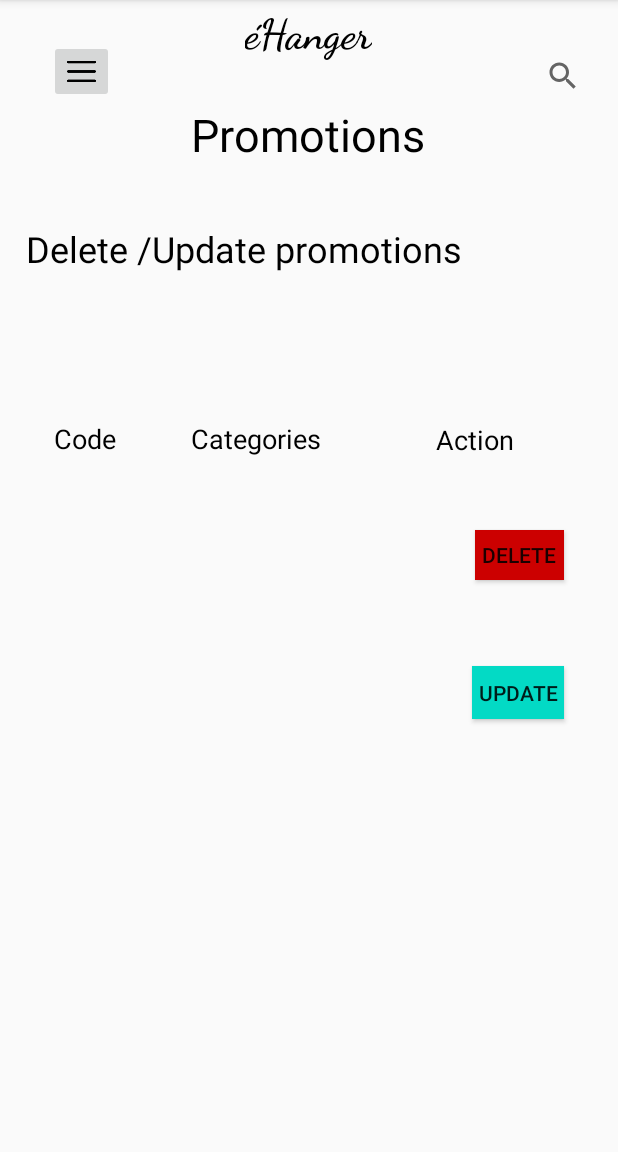
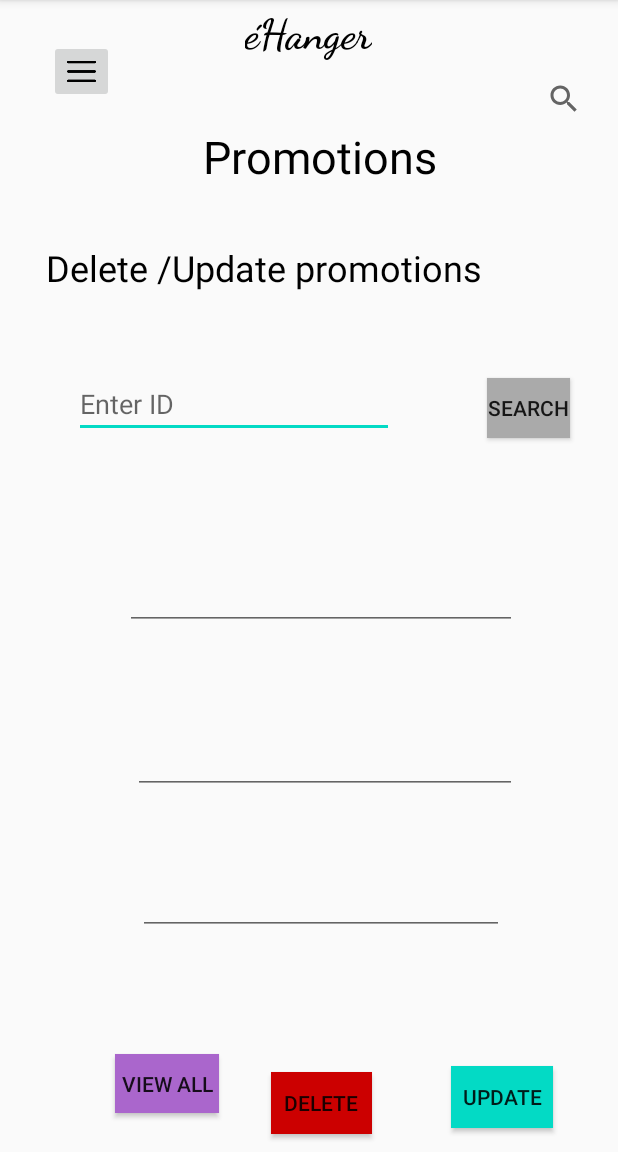
Before and after one commit to AzfaMariyam/MADMiniProject, an Android app: the deletePromo screen opened directly, with no data from a screen before it, on a phone screen of 412 x 824 dp, the part 84-1236 px from its top. Run offline under Robolectric (Android 15) with nearby library versions, the phone set to English and light mode, and no system bars.

Commit message:
changes in promotions

```diff
--- a/app/src/main/java/com/example/madminiproject/MainActivity.java
+++ b/app/src/main/java/com/example/madminiproject/MainActivity.java
@@ -29,7 +29,8 @@ public class MainActivity extends AppCompatActivity {
     public void openItemDisplay(){
 
        // Intent i1 = new Intent(this,itemDisplay.class);
-        Intent i1 = new Intent(this, ShippingDetails.class);
+        Intent i1;
+        i1 = new Intent(this, ShippingDetails.class);
         startActivity(i1);
     }
 
--- a/app/src/main/java/com/example/madminiproject/deletePromo.java
+++ b/app/src/main/java/com/example/madminiproject/deletePromo.java
@@ -1,14 +1,144 @@
 package com.example.madminiproject;
 
+import androidx.appcompat.app.AlertDialog;
 import androidx.appcompat.app.AppCompatActivity;
 
+import android.content.Intent;
+import android.database.Cursor;
 import android.os.Bundle;
+import android.view.View;
+import android.widget.Button;
+import android.widget.EditText;
+import android.widget.Toast;
+
+import java.util.List;
 
 public class deletePromo extends AppCompatActivity {
 
+    PromoDBHelper mydb;
+    EditText e4,e5,e7,e6;
+    Button DelData,viewall,UpdData,findId;
     @Override
     protected void onCreate(Bundle savedInstanceState) {
         super.onCreate(savedInstanceState);
         setContentView(R.layout.activity_delete_promo);
+
+        viewall = findViewById(R.id.viewall2);
+
+        mydb = new PromoDBHelper(this);
+
+        e4 = findViewById(R.id.promodep2);
+        e5 = findViewById(R.id.cat3);
+        e7 = findViewById(R.id.promocode2);
+        e6 = findViewById(R.id.findid);
+        DelData = findViewById(R.id.deletepromo);
+        UpdData = findViewById(R.id.updatepromo);
+        findId = findViewById(R.id.btnid);
+        alldata();
+
+        //find data by id
+
+        findId.setOnClickListener(new View.OnClickListener() {
+            @Override
+            public void onClick(View v) {
+
+
+                PromoDBHelper pbhelper = new PromoDBHelper(getApplicationContext());
+                List promocode = pbhelper.readAllInfo(e6.getText().toString());
+
+                if (promocode.isEmpty()) {
+                    Toast.makeText(getApplicationContext(), "No Promotions added", Toast.LENGTH_SHORT).show();
+                    e6.setText(null);
+                } else {
+
+                    Toast.makeText(getApplicationContext(), "promotion found" + promocode.get(0).toString(), Toast.LENGTH_SHORT).show();
+                    e6.setText(promocode.get(0).toString());
+                    e4.setText(promocode.get(1).toString());
+                    e5.setText(promocode.get(2).toString());
+                    e7.setText(promocode.get(3).toString());
+
+
+                }
+            }
+        });
+
+
+        //Update data
+
+        UpdData.setOnClickListener(new View.OnClickListener() {
+            @Override
+            public void onClick(View v) {
+
+                PromoDBHelper pbhelper = new PromoDBHelper(getApplicationContext());
+                Boolean status = pbhelper.updateInfo(e6.getText().toString(), e4.getText().toString(), e5.getText().toString(), e7.getText().toString());
+                if (status) {
+                    Toast.makeText(getApplicationContext(), "Promotion details Details Updated", Toast.LENGTH_SHORT).show();
+                    Intent i = new Intent(getApplicationContext(), AddPromo.class);
+                    startActivity(i);
+                } else {
+                    Toast.makeText(getApplicationContext(), "Promotion details Update Failed", Toast.LENGTH_SHORT).show();
+                }
+
+
+            }
+        });
+
+        DelData.setOnClickListener(new View.OnClickListener() {
+            @Override
+            public void onClick(View v) {
+
+                PromoDBHelper pbhelper = new PromoDBHelper(getApplicationContext());
+                Boolean status = pbhelper.deleteInfo(e6.getText().toString());
+
+                if (status){
+                Toast.makeText(getApplicationContext(), "Promotion Details Deleted", Toast.LENGTH_SHORT).show();
+                Intent i = new Intent(getApplicationContext(), AddPromo.class);
+                startActivity(i);}
+
+                else{
+                    Toast.makeText(getApplicationContext(), "Promotion details Delete Failed", Toast.LENGTH_SHORT).show();
+                }
+
+                e6.setText(null);
+                e4.setText(null);
+                e5.setText(null);
+                e7.setText(null);
+
+            }
+        });
     }
-}
+       public void alldata(){
+
+           viewall.setOnClickListener(new View.OnClickListener() {
+               @Override
+               public void onClick(View v) {
+
+                   Cursor res = mydb.getAllData();
+                   if(res.getCount()==0){
+                       ShowMessage("Error!!","Nothing Found!!");
+                       return;
+                   }
+
+                   StringBuffer buffer = new StringBuffer();
+                   while(res.moveToNext()){
+                       buffer.append("Id :"+ res.getString(0 )+ "\n" );
+                       buffer.append("Promotion:"+ res.getString(1 )+ "\n" );
+                       buffer.append("Category :"+ res.getString(2 )+ "\n" );
+                       buffer.append("Promo Code:"+ res.getString(3 )+ "\n\n" );
+
+                   }
+                   ShowMessage("Promotion Details",buffer.toString());
+               }
+                                      }
+           );
+       }
+
+    public  void ShowMessage(String title,String Message){
+        AlertDialog.Builder builder = new AlertDialog.Builder(this);
+        builder.setCancelable(true);
+        builder.setTitle(title);
+        builder.setMessage(Message);
+        builder.show();
+    }
+
+               }
--- a/app/src/main/res/layout/activity_delete_promo.xml
+++ b/app/src/main/res/layout/activity_delete_promo.xml
@@ -29,9 +29,122 @@
     <androidx.constraintlayout.widget.ConstraintLayout
         android:layout_width="match_parent"
         android:layout_height="match_parent"
-        tools:context=".deletePromo"
-        tools:layout_editor_absoluteX="-26dp"
-        tools:layout_editor_absoluteY="80dp">
+        android:layout_marginStart="16dp"
+        android:layout_marginLeft="16dp"
+        android:layout_marginTop="16dp"
+        app:layout_constraintStart_toStartOf="parent"
+        app:layout_constraintTop_toTopOf="parent"
+        tools:context=".deletePromo">
+
+        <Button
+            android:id="@+id/deletepromo"
+            android:layout_width="67dp"
+            android:layout_height="41dp"
+            android:layout_marginBottom="12dp"
+            android:background="@android:color/holo_red_dark"
+            android:text="@string/deletepromo2"
+            app:layout_constraintBottom_toBottomOf="parent"
+            app:layout_constraintEnd_toEndOf="parent"
+            app:layout_constraintStart_toStartOf="parent" />
+
+        <Button
+            android:id="@+id/updatepromo"
+            android:layout_width="68dp"
+            android:layout_height="41dp"
+            android:layout_marginBottom="16dp"
+            android:background="@color/colorAccent"
+            android:text="@string/updatepromo"
+            app:layout_constraintBottom_toBottomOf="parent"
+            app:layout_constraintEnd_toEndOf="parent"
+            app:layout_constraintHorizontal_bias="0.868"
+            app:layout_constraintStart_toStartOf="parent" />
+
+        <Button
+            android:id="@+id/btnid"
+            android:layout_width="55dp"
+            android:layout_height="40dp"
+            android:background="@android:color/darker_gray"
+            android:text="@string/btnid"
+            app:layout_constraintBottom_toTopOf="@+id/updatepromo"
+            app:layout_constraintEnd_toEndOf="parent"
+            app:layout_constraintHorizontal_bias="0.663"
+            app:layout_constraintStart_toEndOf="@+id/findid"
+            app:layout_constraintTop_toBottomOf="@+id/deletepromo2"
+            app:layout_constraintVertical_bias="0.121" />
+
+        <Button
+            android:id="@+id/viewall2"
+            android:layout_width="69dp"
+            android:layout_height="39dp"
+            android:background="@android:color/holo_purple"
+            android:text="@string/viewall2"
+            app:layout_constraintBottom_toBottomOf="parent"
+            app:layout_constraintEnd_toStartOf="@+id/deletepromo"
+            app:layout_constraintHorizontal_bias="0.637"
+            app:layout_constraintStart_toStartOf="parent"
+            app:layout_constraintTop_toBottomOf="@+id/promocode2"
+            app:layout_constraintVertical_bias="0.75" />
+
+        <EditText
+            android:id="@+id/findid"
+            android:layout_width="wrap_content"
+            android:layout_height="wrap_content"
+            android:ems="10"
+            android:hint="Enter ID"
+            android:inputType="textPersonName"
+            app:layout_constraintBottom_toTopOf="@+id/deletepromo"
+            app:layout_constraintEnd_toEndOf="parent"
+            app:layout_constraintHorizontal_bias="0.181"
+            app:layout_constraintStart_toStartOf="parent"
+            app:layout_constraintTop_toBottomOf="@+id/deletepromo2"
+            app:layout_constraintVertical_bias="0.109" />
+
+        <EditText
+            android:id="@+id/promodep2"
+            android:layout_width="261dp"
+            android:layout_height="55dp"
+            android:ems="10"
+            android:inputType="textPersonName"
+            app:layout_constraintBottom_toBottomOf="parent"
+            app:layout_constraintEnd_toEndOf="parent"
+            app:layout_constraintStart_toStartOf="parent"
+            app:layout_constraintTop_toTopOf="parent" />
+
+        <EditText
+            android:id="@+id/cat3"
+            android:layout_width="256dp"
+            android:layout_height="60dp"
+            android:ems="10"
+            android:inputType="textPersonName"
+            app:layout_constraintBottom_toTopOf="@+id/updatepromo"
+            app:layout_constraintEnd_toEndOf="parent"
+            app:layout_constraintHorizontal_bias="0.521"
+            app:layout_constraintStart_toStartOf="parent"
+            app:layout_constraintTop_toBottomOf="@+id/promodep2"
+            app:layout_constraintVertical_bias="0.214" />
+
+        <EditText
+            android:id="@+id/promocode2"
+            android:layout_width="244dp"
+            android:layout_height="57dp"
+            android:ems="10"
+            android:inputType="textPersonName"
+            app:layout_constraintBottom_toTopOf="@+id/updatepromo"
+            app:layout_constraintEnd_toEndOf="parent"
+            app:layout_constraintStart_toStartOf="parent"
+            app:layout_constraintTop_toBottomOf="@+id/cat3"
+            app:layout_constraintVertical_bias="0.297" />
+
+        <SearchView
+            android:id="@+id/searchView"
+            android:layout_width="41dp"
+            android:layout_height="37dp"
+            app:layout_constraintBottom_toBottomOf="parent"
+            app:layout_constraintEnd_toEndOf="parent"
+            app:layout_constraintHorizontal_bias="0.956"
+            app:layout_constraintStart_toStartOf="parent"
+            app:layout_constraintTop_toTopOf="parent"
+            app:layout_constraintVertical_bias="0.044" />
 
         <TextView
             android:id="@+id/deletepromo2"
@@ -47,17 +160,6 @@
             app:layout_constraintTop_toTopOf="parent"
             app:layout_constraintVertical_bias="0.203" />
 
-        <SearchView
-            android:id="@+id/searchView"
-            android:layout_width="41dp"
-            android:layout_height="37dp"
-            app:layout_constraintBottom_toBottomOf="parent"
-            app:layout_constraintEnd_toEndOf="parent"
-            app:layout_constraintHorizontal_bias="0.956"
-            app:layout_constraintStart_toStartOf="parent"
-            app:layout_constraintTop_toTopOf="parent"
-            app:layout_constraintVertical_bias="0.044" />
-
         <TextView
             android:id="@+id/promo2"
             android:layout_width="157dp"
@@ -70,74 +172,6 @@
             app:layout_constraintStart_toStartOf="parent"
             app:layout_constraintTop_toTopOf="parent"
             app:layout_constraintVertical_bias="0.097" />
-
-        <TextView
-            android:id="@+id/code1"
-            android:layout_width="65dp"
-            android:layout_height="35dp"
-            android:text="@string/code1"
-            android:textColor="@android:color/black"
-            android:textSize="18sp"
-            app:layout_constraintBottom_toBottomOf="parent"
-            app:layout_constraintEnd_toEndOf="parent"
-            app:layout_constraintHorizontal_bias="0.104"
-            app:layout_constraintStart_toStartOf="parent"
-            app:layout_constraintTop_toBottomOf="@+id/deletepromo2"
-            app:layout_constraintVertical_bias="0.178" />
-
-        <TextView
-            android:id="@+id/category1"
-            android:layout_width="wrap_content"
-            android:layout_height="wrap_content"
-            android:text="@string/category1"
-            android:textColor="@android:color/background_dark"
-            android:textSize="18sp"
-            app:layout_constraintBottom_toBottomOf="parent"
-            app:layout_constraintEnd_toEndOf="parent"
-            app:layout_constraintHorizontal_bias="0.116"
-            app:layout_constraintStart_toEndOf="@+id/code1"
-            app:layout_constraintTop_toBottomOf="@+id/deletepromo2"
-            app:layout_constraintVertical_bias="0.174" />
-
-        <TextView
-            android:id="@+id/action1"
-            android:layout_width="69dp"
-            android:layout_height="43dp"
-            android:text="@string/action1"
-            android:textColor="@android:color/black"
-            android:textSize="18sp"
-            app:layout_constraintBottom_toBottomOf="parent"
-            app:layout_constraintEnd_toEndOf="parent"
-            app:layout_constraintHorizontal_bias="0.596"
-            app:layout_constraintStart_toEndOf="@+id/category1"
-            app:layout_constraintTop_toBottomOf="@+id/deletepromo2"
-            app:layout_constraintVertical_bias="0.182" />
-
-        <Button
-            android:id="@+id/deletepromo"
-            android:layout_width="59dp"
-            android:layout_height="33dp"
-            android:background="@android:color/holo_red_dark"
-            android:text="@string/deletepromo2"
-            app:layout_constraintBottom_toBottomOf="parent"
-            app:layout_constraintEnd_toEndOf="parent"
-            app:layout_constraintHorizontal_bias="0.897"
-            app:layout_constraintStart_toStartOf="parent"
-            app:layout_constraintTop_toBottomOf="@+id/action1"
-            app:layout_constraintVertical_bias="0.072" />
-
-        <Button
-            android:id="@+id/updatepromo"
-            android:layout_width="61dp"
-            android:layout_height="35dp"
-            android:background="@color/colorAccent"
-            android:text="@string/updatepromo"
-            app:layout_constraintBottom_toBottomOf="parent"
-            app:layout_constraintEnd_toEndOf="parent"
-            app:layout_constraintHorizontal_bias="0.897"
-            app:layout_constraintStart_toStartOf="parent"
-            app:layout_constraintTop_toBottomOf="@+id/action1"
-            app:layout_constraintVertical_bias="0.294" />
 
     </androidx.constraintlayout.widget.ConstraintLayout>
 
```
Also changed, not shown: app/src/main/AndroidManifest.xml (+18 -24 lines), app/src/main/java/com/example/madminiproject/AddPromo.java (+48 -11 lines), app/src/main/java/com/example/madminiproject/AdminPanel.java (added, +56 -0 lines), app/src/main/java/com/example/madminiproject/PromoDBHelper.java (+124 -0 lines), app/src/main/res/layout/activity_add_promo.xml (+16 -4 lines), app/src/main/res/layout/activity_admin_panel.xml (added, +49 -0 lines), app/src/main/res/values/strings.xml (+10 -2 lines).
